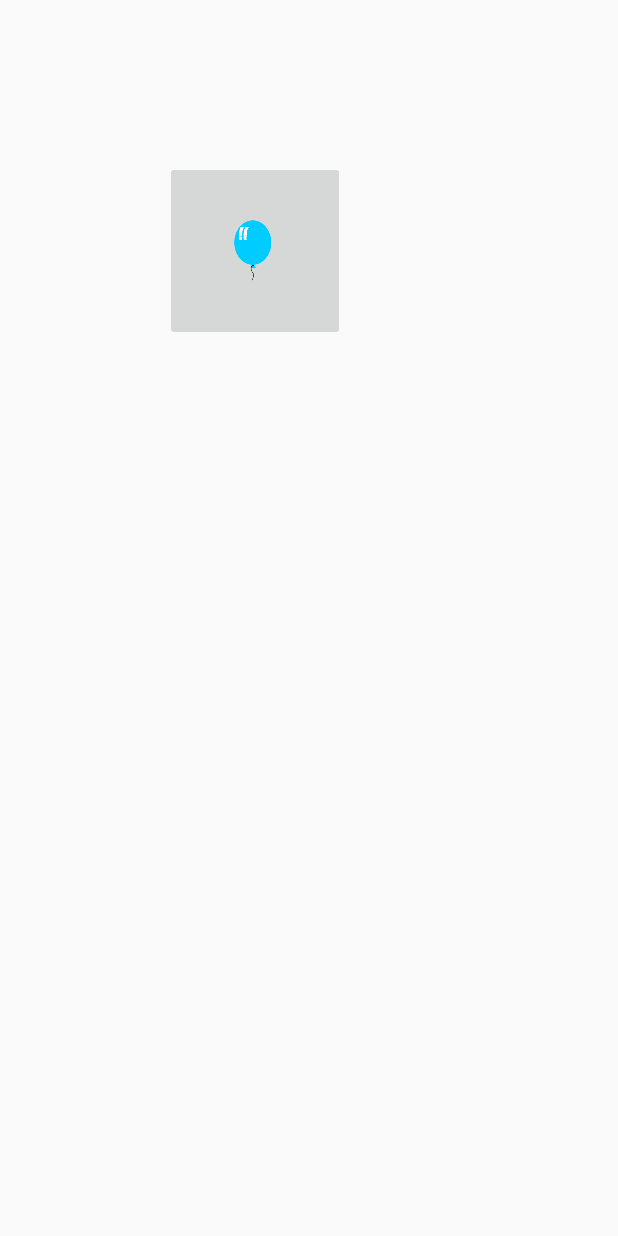
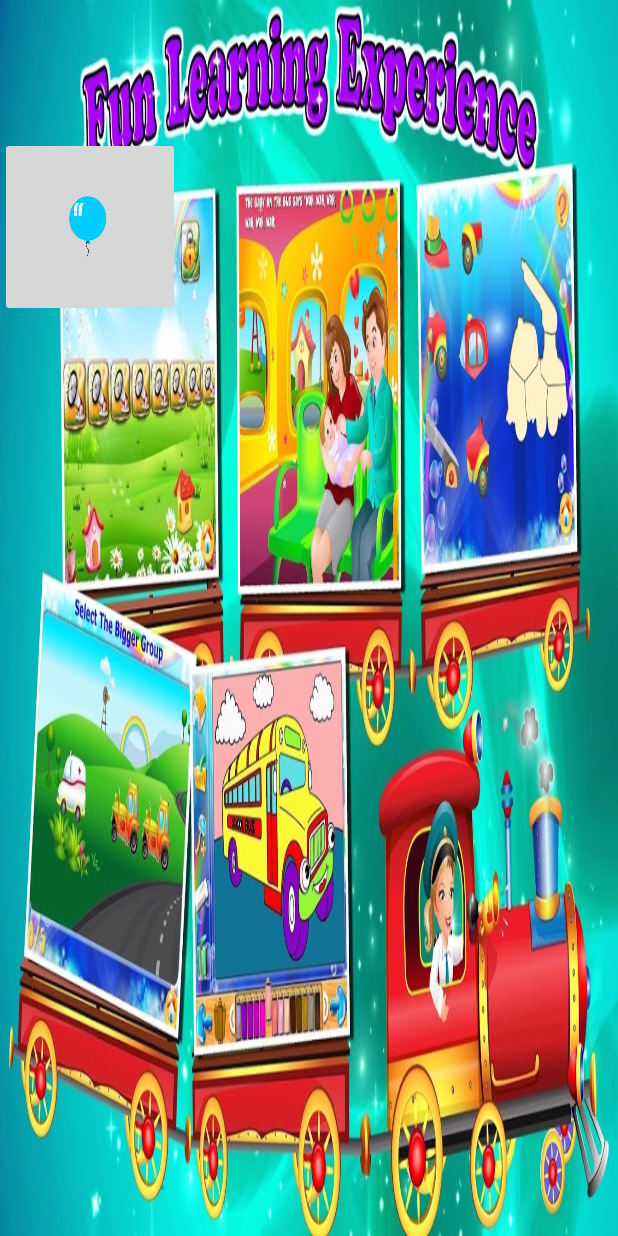
Before and after one commit to faris-mobile89/EncyclopediaApp, an Android app: the layout activity_main.xml on its own in the app's theme, with its tools: preview values and no code run, on a phone screen of 412 x 824 dp. Run offline under Robolectric (Android 15) with nearby library versions, the phone set to English and light mode, and no system bars.

Commit message:
last update

```diff
--- a/app/src/main/java/app/com/encyclopediaapp/SplashScreenActivity.java
+++ b/app/src/main/java/app/com/encyclopediaapp/SplashScreenActivity.java
@@ -26,7 +26,7 @@ public class SplashScreenActivity extends Activity {
         ImageLoader.getInstance().init(ImageLoaderConfiguration.createDefault(this));
 
         Intent svc = new Intent(this, BackgroundSoundService.class);
-        //startService(svc);
+        startService(svc);
 
 
         Runnable goToMain = new Runnable() {
--- a/app/src/main/res/layout/activity_main.xml
+++ b/app/src/main/res/layout/activity_main.xml
@@ -1,9 +1,8 @@
 <RelativeLayout xmlns:android="http://schemas.android.com/apk/res/android"
     xmlns:tools="http://schemas.android.com/tools" android:layout_width="match_parent"
-    android:layout_height="match_parent" android:paddingLeft="@dimen/activity_horizontal_margin"
-    android:paddingRight="@dimen/activity_horizontal_margin"
-    android:paddingTop="@dimen/activity_vertical_margin"
-    android:paddingBottom="@dimen/activity_vertical_margin" tools:context=".MainActivity">
+    android:layout_height="match_parent"
+    tools:context=".MainActivity"
+    android:background="@drawable/home_img">
 
     <ImageButton
         android:layout_width="120dp"
@@ -11,7 +10,6 @@
         android:id="@+id/imageButton"
         android:layout_marginTop="91dp"
         android:src="@mipmap/btn_main_numbers"
-        android:layout_alignParentTop="true"
-        android:layout_alignParentStart="true"
-        android:layout_marginStart="94dp" />
+        android:layout_alignParentTop="true" />
+
 </RelativeLayout>
```
Also changed, not shown: app/src/main/AndroidManifest.xml (+6 -4 lines), app/src/main/res/drawable-land-hdpi/home_img.jpg (added), app/src/main/res/drawable/home_bg.png (added), app/src/main/res/drawable/home_img.jpg (added).
